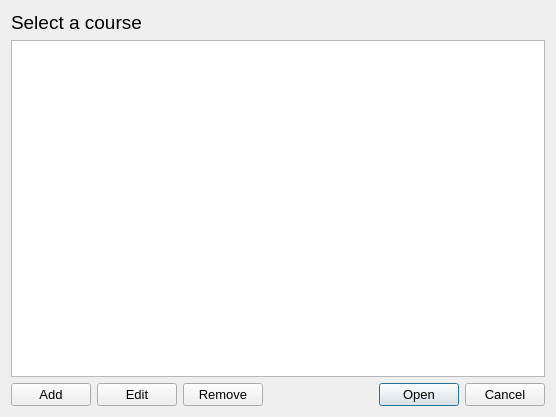
The window that courses.ui (Sucharek233/ATFinQt) describes before a commit, drawn with Qt 5.
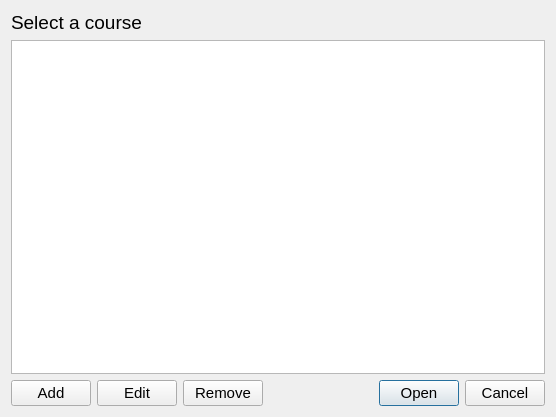
The same window after the commit.

```diff
--- a/courses.ui
+++ b/courses.ui
@@ -27,7 +27,7 @@
     <widget class="QPushButton" name="pushButton_Edit">
      <property name="font">
       <font>
-       <pointsize>10</pointsize>
+       <pointsize>11</pointsize>
       </font>
      </property>
      <property name="text">
@@ -39,7 +39,7 @@
     <widget class="QPushButton" name="pushButton_Add">
      <property name="font">
       <font>
-       <pointsize>10</pointsize>
+       <pointsize>11</pointsize>
       </font>
      </property>
      <property name="text">
@@ -72,7 +72,7 @@
     <widget class="QPushButton" name="pushButton_Remove">
      <property name="font">
       <font>
-       <pointsize>10</pointsize>
+       <pointsize>11</pointsize>
       </font>
      </property>
      <property name="text">
@@ -84,7 +84,7 @@
     <widget class="QDialogButtonBox" name="buttonBox">
      <property name="font">
       <font>
-       <pointsize>10</pointsize>
+       <pointsize>11</pointsize>
       </font>
      </property>
      <property name="orientation">
```
